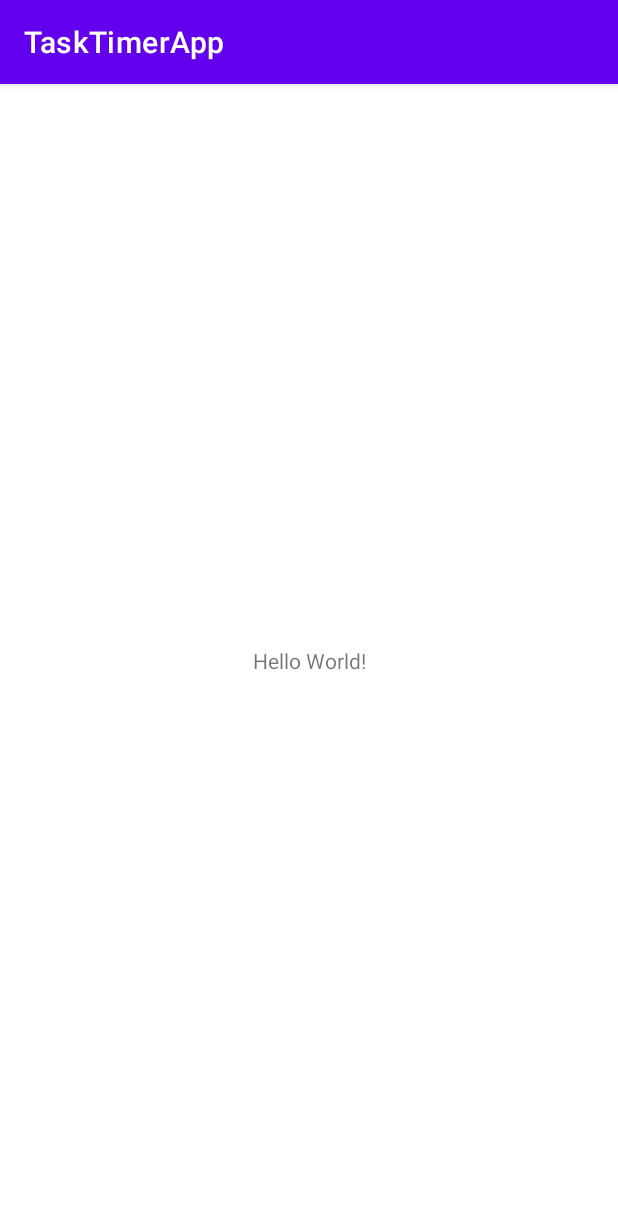
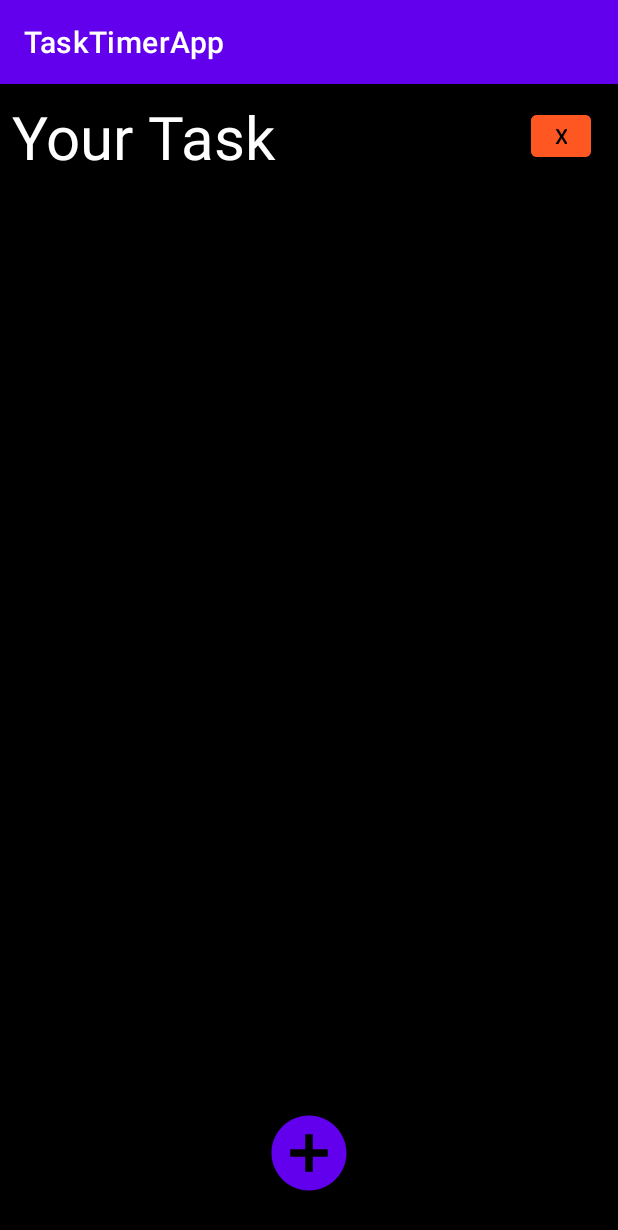
Before and after one commit to MiroJaha/TaskTimerApp, an Android app: the screen it shows after launch (MainActivity), on a phone screen of 412 x 824 dp. Shown: the top 1230 px of the screen. Run offline under Robolectric (Android 15) with nearby library versions, the phone set to English and light mode, and no system bars.

Commit message:
UI without timer

```diff
--- a/app/src/main/AndroidManifest.xml
+++ b/app/src/main/AndroidManifest.xml
@@ -10,6 +10,12 @@
         android:supportsRtl="true"
         android:theme="@style/Theme.TaskTimerApp">
         <activity
+            android:name=".TaskDetailsActivity"
+            android:exported="true" />
+        <activity
+            android:name=".AddTaskActivity"
+            android:exported="true" />
+        <activity
             android:name=".MainActivity"
             android:exported="true">
             <intent-filter>
--- /dev/null
+++ b/app/src/main/res/drawable/circle_button.xml
@@ -0,0 +1,10 @@
+<vector xmlns:android="http://schemas.android.com/apk/res/android"
+    android:width="24dp"
+    android:height="24dp"
+    android:viewportWidth="24"
+    android:viewportHeight="24"
+    android:tint="?attr/colorControlNormal">
+  <path
+      android:fillColor="@android:color/white"
+      android:pathData="M12,2C6.48,2 2,6.48 2,12s4.48,10 10,10 10,-4.48 10,-10S17.52,2 12,2zM17,13h-4v4h-2v-4L7,13v-2h4L11,7h2v4h4v2z"/>
+</vector>
--- a/app/src/main/res/layout/activity_main.xml
+++ b/app/src/main/res/layout/activity_main.xml
@@ -1,18 +1,65 @@
 <?xml version="1.0" encoding="utf-8"?>
-<androidx.constraintlayout.widget.ConstraintLayout xmlns:android="http://schemas.android.com/apk/res/android"
+<LinearLayout xmlns:android="http://schemas.android.com/apk/res/android"
     xmlns:app="http://schemas.android.com/apk/res-auto"
     xmlns:tools="http://schemas.android.com/tools"
     android:layout_width="match_parent"
     android:layout_height="match_parent"
+    android:orientation="vertical"
+    android:background="@color/black"
     tools:context=".MainActivity">
 
-    <TextView
-        android:layout_width="wrap_content"
+    <LinearLayout
+        android:layout_width="match_parent"
         android:layout_height="wrap_content"
-        android:text="Hello World!"
-        app:layout_constraintBottom_toBottomOf="parent"
-        app:layout_constraintLeft_toLeftOf="parent"
-        app:layout_constraintRight_toRightOf="parent"
-        app:layout_constraintTop_toTopOf="parent" />
+        android:gravity="center"
+        android:layout_margin="8dp"
+        android:orientation="horizontal">
 
-</androidx.constraintlayout.widget.ConstraintLayout>
+        <TextView
+            android:id="@+id/textView"
+            android:layout_width="0dp"
+            android:layout_weight="1"
+            android:layout_height="wrap_content"
+            android:fontFamily="sans-serif"
+            android:text="Your Task"
+            android:textColor="@color/white"
+            android:textSize="40sp" />
+
+        <Button
+            android:id="@+id/deleteAll"
+            android:layout_width="40dp"
+            android:layout_height="40dp"
+            android:layout_marginEnd="10dp"
+            android:backgroundTint="#FF5722"
+            android:text="X"
+            android:textAllCaps="false"
+            android:textColor="@color/black"
+            />
+    </LinearLayout>
+
+    <FrameLayout
+        android:layout_width="match_parent"
+        android:layout_height="match_parent">
+
+        <androidx.recyclerview.widget.RecyclerView
+            android:id="@+id/rvItems"
+            android:layout_width="match_parent"
+            android:layout_height="match_parent"
+            tools:listitem="@layout/view"
+            >
+
+        </androidx.recyclerview.widget.RecyclerView>
+
+        <Button
+            android:id="@+id/bAdd"
+            android:layout_width="60dp"
+            android:layout_height="60dp"
+            android:layout_gravity="center|bottom"
+            android:layout_marginBottom="25dp"
+            android:background="@drawable/circle_button"
+            android:textColor="@color/white"
+            android:textSize="40sp"
+            />
+
+    </FrameLayout>
+</LinearLayout>
```
Also changed, not shown: app/src/main/java/com/example/tasktimerapp/AddTaskActivity.kt (added, +11 -0 lines), app/src/main/java/com/example/tasktimerapp/TaskDetailsActivity.kt (added, +11 -0 lines), app/src/main/res/drawable/ic_baseline_edit_24.xml (added, +7 -0 lines), app/src/main/res/layout/activity_add_task.xml (added, +56 -0 lines), app/src/main/res/layout/activity_task_details.xml (added, +9 -0 lines), app/src/main/res/layout/view.xml (added, +46 -0 lines), 1 other file.
